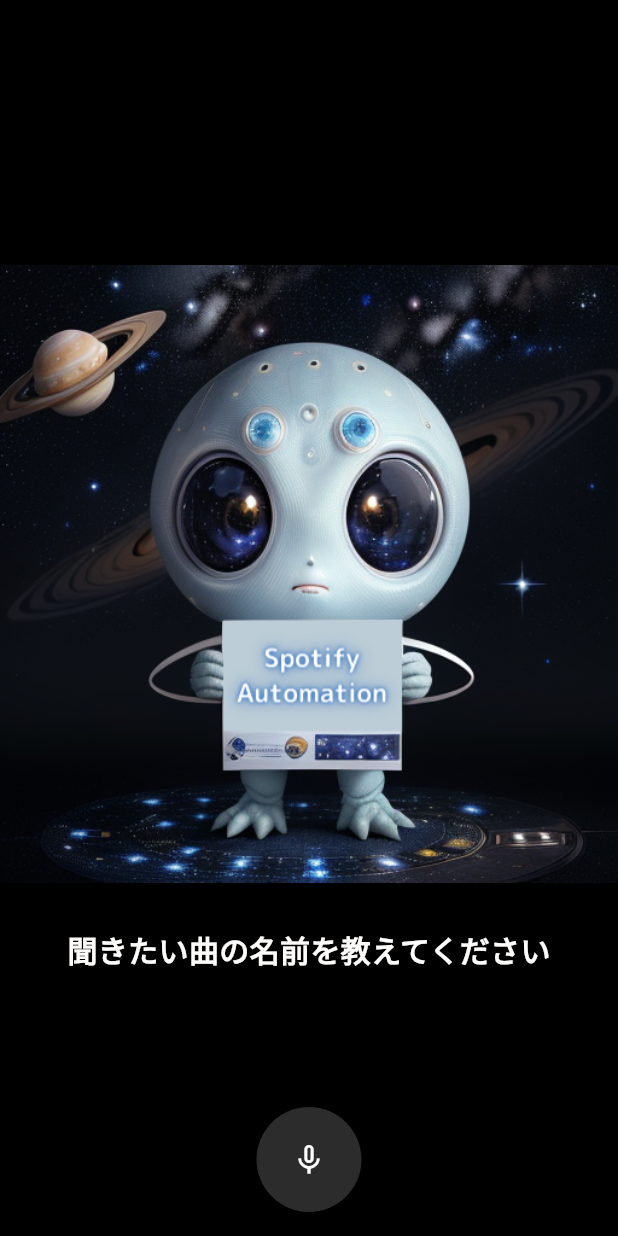
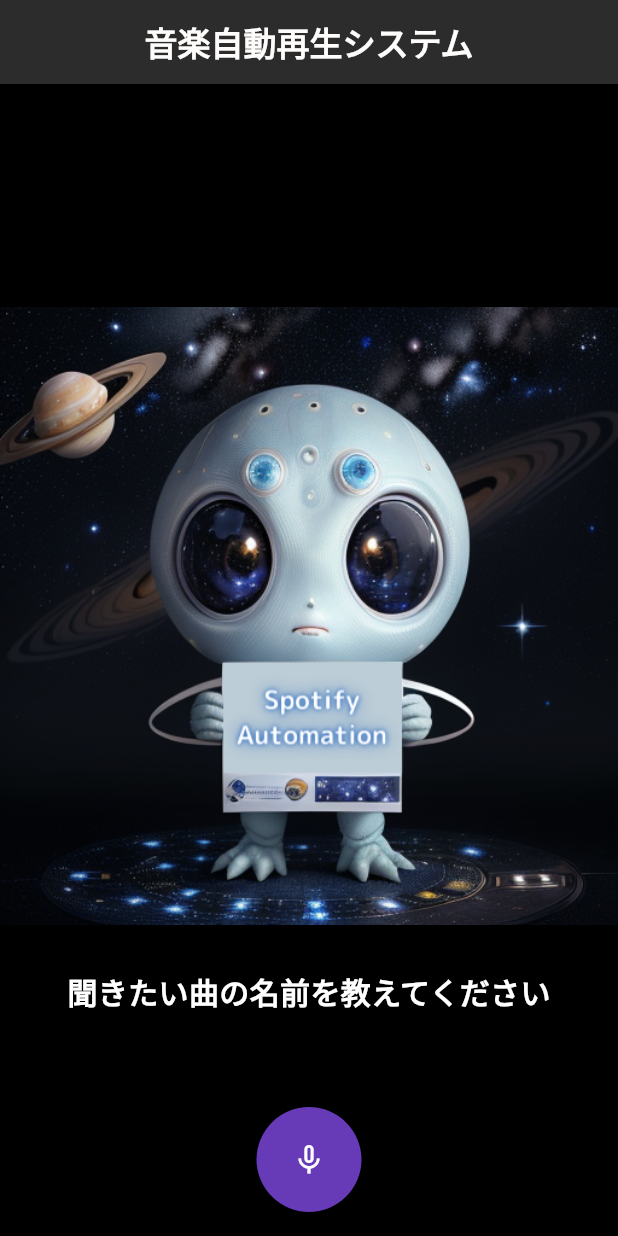
Before and after one commit to Ittalian/Spotify_Automation_for_Flutter, a Flutter app: the screen it shows after launch, on a phone screen of 412 x 824 dp. Run offline on Flutter 3.47's test engine with Material 3 defaults, Android fonts, the phone set to English and light mode, and no system bars; drawn by our look-alikes of avatar_glow; our stand-ins replace speech_to_text.

Commit message:
improve UI

```diff
--- a/lib/main.dart
+++ b/lib/main.dart
@@ -4,9 +4,7 @@
 import 'dart:convert';
 
 import 'package:speech_to_text/speech_to_text.dart'; // JSONへの変換用パッケージ
-
-const BG_COLOR = Color(0xff2C2C2C);
-const TEXT_COLOR = Color(0xffFEFDFC);
+import 'dart:async'; // delayを使用するために必要
 
 void main() {
   runApp(const MyApp());
@@ -39,6 +37,7 @@
   SpeechToText speechToText = SpeechToText();
   var text = "聞きたい曲の名前を教えてください";
   var isListening = false;
+  bool isSongExist = true;
   var index = 0;
 
   // アクセストークンの取得
@@ -83,7 +82,7 @@
       floatingActionButton: AvatarGlow(
         animate: isListening,
         duration: const Duration(milliseconds: 2000),
-        glowColor: BG_COLOR,
+        glowColor: Colors.white,
         child: GestureDetector(
           // ボタンを押している間だけ認識
           onTapDown: (details) async {
@@ -100,17 +99,51 @@
                       if (result.recognizedWords.startsWith("祝日")) {
                         index = 0;
                         playMusic(index);
-                      } else if (result.recognizedWords.startsWith("もう恋なんて")) {
+                        text = "「祝日天国」を再生します";
+                        isSongExist = true;
+                      } else if (result.recognizedWords.startsWith("もう恋")) {
                         index = 1;
                         playMusic(index);
-                      } else if (result.recognizedWords.startsWith("DIGNITY")) {
+                        text = "「もう恋なんてしない」を再生します";
+                        isSongExist = true;
+                      } else if (result.recognizedWords.startsWith("ディ")) {
                         index = 2;
                         playMusic(index);
-                      } else if (result.recognizedWords.startsWith("ビームが")) {
+                        text = "「DIGNITY」を再生します";
+                        isSongExist = true;
+                      } else if (result.recognizedWords.startsWith("ビーム")) {
                         index = 3;
                         playMusic(index);
+                        text = "「ビームが撃てたらいいのに」を再生します";
+                        isSongExist = true;
+                      } else if (result.recognizedWords.startsWith("ハピネス")) {
+                        index = 4;
+                        playMusic(index);
+                        text = "「HAPPINESS」を再生します";
+                        isSongExist = true;
+                      } else if (result.recognizedWords.startsWith("奇跡の")) {
+                        index = 5;
+                        playMusic(index);
+                        text = "「軌跡の果て」を再生します";
+                        isSongExist = true;
+                      } else if (result.recognizedWords.startsWith("クレイ")) {
+                        index = 6;
+                        playMusic(index);
+                        text = "「Cradles」を再生します";
+                        isSongExist = true;
+                      } else if (result.recognizedWords.startsWith("フラワー")) {
+                        index = 7;
+                        playMusic(index);
+                        text = "「flowerwall」を再生します";
+                        isSongExist = true;
+                      } else if (result.recognizedWords.startsWith("名もなき")) {
+                        index = 8;
+                        playMusic(index);
+                        text = "「名もなき詩」を再生します";
+                        isSongExist = true;
                       } else {
-                        text = "該当する曲がありません";
+                        // text = "該当する曲がありません";
+                        isSongExist = false;
                       }
                     },
                     localeId: 'ja_JP', // 日本語の設定
@@ -125,15 +158,28 @@
               isListening = false;
             });
             speechToText.stop();
+            if (!isSongExist) {
+              text = "該当する曲がありません\nもう一度教えてください";
+            } else {
+              text = "聞きたい曲の名前を教えてください";
+            }
           },
           child: CircleAvatar(
-            backgroundColor: BG_COLOR,
+            backgroundColor: Colors.deepPurple,
             radius: 35,
             child: Icon(
               isListening ? Icons.mic : Icons.mic_none,
               color: Colors.white,
             ),
           ),
+        ),
+      ),
+      appBar: AppBar(
+        centerTitle: true,
+        backgroundColor: Color(0xff2C2C2C),
+        title: const Text(
+          '音楽自動再生システム',
+          style: TextStyle(fontWeight: FontWeight.w600, color: Color(0xffFEFDFC)),
         ),
       ),
       body: Center(
@@ -145,7 +191,9 @@
             Text(
               text,
               style: const TextStyle(
-                  fontSize: 20, color: TEXT_COLOR, fontWeight: FontWeight.w600),
+                  fontSize: 20,
+                  color: Colors.white,
+                  fontWeight: FontWeight.w600),
             ),
           ],
         ),
```
